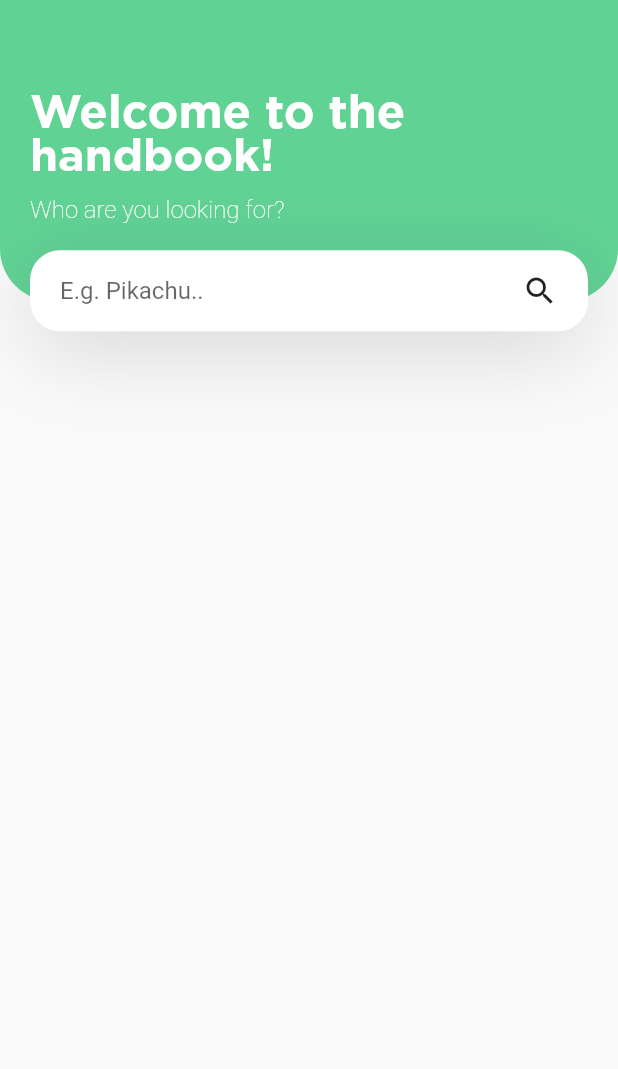
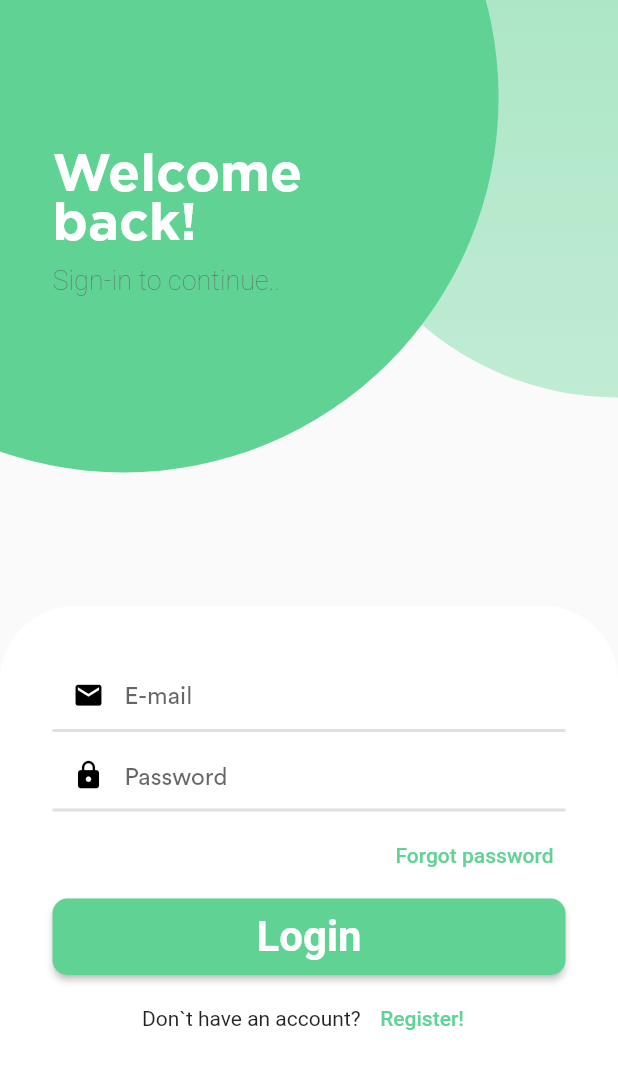
Before and after one commit to pashabetenya/TESTTASK-POKEMON, a Flutter app: the screen it shows after launch, on a phone screen of 412 x 824 dp. Shown: the top 1069 px of the screen. Run offline on Flutter 3.47's test engine with Material 2 defaults, Android fonts, the phone set to English and light mode, and no system bars; our stand-ins replace cached_network_image; missing offline and left inert: api_cache_manager.

Commit message:
prescribed the design for the auth-pages.

```diff
--- a/lib/ui/application.dart
+++ b/lib/ui/application.dart
@@ -10,7 +10,7 @@ class Application extends StatelessWidget {
       theme: ThemeData(
         primaryColor: Colors.white,
       ),
-      home: const HomePage(),
+      home: const LoginPage(),
     );
   }
 }
--- a/lib/ui/index.dart
+++ b/lib/ui/index.dart
@@ -1,5 +1,5 @@
 // link to packages from the flutter.
 export 'package:flutter/material.dart';
 
-// link to packages from the home-page.
-export 'package:application/ui/pages/home/home_page.dart';
+// link to packages from the login-page.
+export 'package:application/ui/pages/autentity/login_page.dart';
--- /dev/null
+++ b/lib/ui/pages/autentity/login_page.dart
@@ -0,0 +1,101 @@
+import 'package:application/ui/pages/autentity/index.dart';
+
+class LoginPage extends StatefulWidget {
+  const LoginPage({
+    Key? key,
+  }) : super(key: key);
+
+  @override
+  _LoginPageState createState() => _LoginPageState();
+}
+
+class _LoginPageState extends State<LoginPage> {
+  @override
+  Widget build(BuildContext context) {
+    return Scaffold(
+        body: Stack(
+      children: <Widget>[
+        const DrawClip(),
+        const TitleText(
+          titleText1st: 'Welcome',
+          titleText2nd: 'back!',
+          description: 'Sign-in to continue..',
+        ),
+        BottomAuthPanel(
+          child: _buildLoginForm(),
+        ),
+      ],
+    ));
+  }
+
+  Widget _buildLoginForm() {
+    return Form(
+      child: SingleChildScrollView(
+        child: Padding(
+            padding: const EdgeInsets.symmetric(
+              horizontal: 35.0,
+              vertical: 35.0,
+            ),
+            child: Column(
+              children: <Widget>[
+                _buildInputForm(),
+                const SizedBox(height: 5.0),
+                _buildForgotPasswordText(),
+                const SizedBox(height: 5.0),
+                _buildLoginButton(),
+                const SizedBox(height: 5.0),
+                _buildQuestionPanel(),
+              ],
+            )),
+      ),
+    );
+  }
+
+  Widget _buildInputForm() {
+    return Column(
+      children: const <Widget>[
+        EmailTextFormField(),
+        SizedBox(
+          height: 5,
+        ),
+        PasswordTextFormField(),
+      ],
+    );
+  }
+
+  Widget _buildForgotPasswordText() {
+    return Align(
+      alignment: Alignment.topRight,
+      child: TextButton(
+        onPressed: () {
+          // Forgot password page.
+        },
+        child: const Text(
+          'Forgot password',
+          style: TextStyle(
+            color: kGreen,
+          ),
+        ),
+      ),
+    );
+  }
+
+  Widget _buildLoginButton() {
+    return PrimaryButton(
+      onPressed: () {
+        // Login page.
+      },
+      title: 'Login',
+    );
+  }
+
+  Widget _buildQuestionPanel() {
+    return QuestionPanel(
+      onPressed: () {
+        // Register page.
+      },
+      description: 'Don`t have an account?',
+      title: 'Register!',
+    );
+  }
+}
--- /dev/null
+++ b/lib/ui/pages/autentity/widgets/common/draw_clip.dart
@@ -0,0 +1,83 @@
+import 'package:application/core/constants/constants.dart';
+import 'package:flutter/material.dart';
+
+class DrawClip extends StatelessWidget {
+  const DrawClip({Key? key}) : super(key: key);
+
+  @override
+  Widget build(BuildContext context) {
+    final size = MediaQuery.of(context).size;
+    return Container(
+      child: Stack(
+        children: <Widget>[
+          ClipPath(
+            clipper: DrawClipOne(),
+            child: Container(
+                height: size.height,
+                width: size.width,
+                decoration: BoxDecoration(
+                  gradient: LinearGradient(
+                    colors: [
+                      kGreen.withOpacity(0.5),
+                      kGreen.withOpacity(0.1),
+                    ],
+                    begin: Alignment.topLeft,
+                    end: Alignment.bottomLeft,
+                  ),
+                )),
+          ),
+          ClipPath(
+              clipper: DrawClipTwo(),
+              child: Container(
+                height: size.height,
+                width: size.width,
+                decoration: const BoxDecoration(
+                  gradient: LinearGradient(
+                    colors: [
+                      kGreen,
+                      kGreen,
+                    ],
+                    begin: Alignment.topLeft,
+                    end: Alignment.bottomLeft,
+                  ),
+                ),
+              )),
+        ],
+      ),
+    );
+  }
+}
+
+class DrawClipOne extends CustomClipper<Path> {
+  @override
+  Path getClip(Size size) {
+    final path = Path();
+    path.addOval(
+      Rect.fromCircle(center: Offset(size.width, 65.0), radius: 200.0),
+    );
+
+    return path;
+  }
+
+  @override
+  bool shouldReclip(covariant CustomClipper<Path> oldClipper) {
+    return true;
+  }
+}
+
+class DrawClipTwo extends CustomClipper<Path> {
+  @override
+  Path getClip(Size size) {
+    final path = Path();
+    path.addOval(
+      Rect.fromCircle(center: Offset(size.width * 0.2, 65.0), radius: 250.0),
+    );
+
+    return path;
+  }
+
+  @override
+  bool shouldReclip(covariant CustomClipper<Path> oldClipper) {
+    return true;
+  }
+}
--- /dev/null
+++ b/lib/ui/pages/autentity/widgets/common/primary_button.dart
@@ -0,0 +1,33 @@
+import 'package:application/core/constants/constants.dart';
+import 'package:flutter/material.dart';
+
+class PrimaryButton extends StatelessWidget {
+  final VoidCallback onPressed;
+  final String title;
+  final Color color;
+
+  const PrimaryButton({
+    Key? key,
+    required this.onPressed,
+    required this.title,
+    this.color = kGreen,
+  }) : super(key: key);
+
+  @override
+  Widget build(BuildContext context) {
+    return MaterialButton(
+      onPressed: onPressed,
+      height: 51.0,
+      minWidth: double.maxFinite,
+      color: color,
+      textColor: Colors.white,
+      shape: RoundedRectangleBorder(
+        borderRadius: BorderRadius.circular(10.0),
+      ),
+      child: Text(
+        title,
+        style: const TextStyle(fontSize: 28.0, fontWeight: FontWeight.bold),
+      ),
+    );
+  }
+}
--- /dev/null
+++ b/lib/ui/pages/autentity/widgets/common/title_text.dart
@@ -0,0 +1,73 @@
+import 'package:application/core/constants/constants.dart';
+import 'package:flutter/material.dart';
+
+class TitleText extends StatelessWidget {
+  final String titleText1st;
+  final String titleText2nd;
+  final String description;
+
+  const TitleText({
+    Key? key,
+    required this.titleText1st,
+    required this.titleText2nd,
+    required this.description,
+  }) : super(key: key);
+
+  @override
+  Widget build(BuildContext context) {
+    return Padding(
+      padding: const EdgeInsets.symmetric(horizontal: 35.0, vertical: 100.0),
+      child: Align(
+        alignment: Alignment.topLeft,
+        child: _buildTitleForm(),
+      ),
+    );
+  }
+
+  Widget _buildTitleForm() {
+    return Column(
+      crossAxisAlignment: CrossAxisAlignment.start,
+      children: <Widget>[
+        _titleTextOne(),
+        _titleTextTwo(),
+        const SizedBox(height: 10.0),
+        _descriptionText(),
+      ],
+    );
+  }
+
+  Widget _titleTextOne() {
+    return Text(
+      titleText1st,
+      style: const TextStyle(
+        fontFamily: 'Gotham',
+        fontSize: 35.0,
+        fontWeight: FontWeight.bold,
+        color: Colors.white,
+      ),
+    );
+  }
+
+  Widget _titleTextTwo() {
+    return Text(
+      titleText2nd,
+      style: const TextStyle(
+        fontFamily: 'Gotham',
+        fontSize: 35.0,
+        fontWeight: FontWeight.bold,
+        color: Colors.white,
+      ),
+    );
+  }
+
+  Widget _descriptionText() {
+    return Text(
+      description,
+      style: TextStyle(
+        fontSize: 18.0,
+        fontWeight: FontWeight.w100,
+        color: kReallyGrey.withOpacity(0.8),
+      ),
+    );
+  }
+}
--- /dev/null
+++ b/lib/ui/pages/autentity/widgets/fields/email_text_form_field.dart
@@ -0,0 +1,52 @@
+import 'package:application/core/constants/constants.dart';
+import 'package:flutter/material.dart';
+
+class EmailTextFormField extends StatelessWidget {
+  const EmailTextFormField({
+    Key? key,
+  }) : super(key: key);
+
+  @override
+  Widget build(BuildContext context) {
+    return TextFormField(
+      validator: (value) {
+        if (value == null || value.isEmpty) {
+          return 'Please, enter e-mail.';
+        } else if (!value.contains('@')) {
+          return 'Please, enter valid e-mail.';
+        }
+
+        return null;
+      },
+      decoration: InputDecoration(
+        contentPadding: const EdgeInsets.only(
+          bottom: 15.0,
+          top: 15.0,
+        ),
+        prefixIcon: const Icon(
+          Icons.email,
+          color: Colors.black,
+          size: 21.0,
+        ),
+        hintText: 'E-mail',
+        hintStyle: const TextStyle(
+          fontFamily: 'CircularStd',
+          fontSize: 16.0,
+          fontWeight: FontWeight.normal,
+        ),
+        enabledBorder: UnderlineInputBorder(
+          borderSide: BorderSide(
+            color: Colors.grey.shade300,
+            width: 2.0,
+          ),
+        ),
+        focusedBorder: const UnderlineInputBorder(
+          borderSide: BorderSide(
+            color: kGreen,
+            width: 1.0,
+          ),
+        ),
+      ),
+    );
+  }
+}
--- /dev/null
+++ b/lib/ui/pages/autentity/widgets/fields/password_text_form_field.dart
@@ -0,0 +1,56 @@
+import 'package:application/core/constants/constants.dart';
+import 'package:flutter/material.dart';
+
+class PasswordTextFormField extends StatefulWidget {
+  const PasswordTextFormField({
+    Key? key,
+  }) : super(key: key);
+
+  @override
+  _PasswordTextFormFieldState createState() => _PasswordTextFormFieldState();
+}
+
+class _PasswordTextFormFieldState extends State<PasswordTextFormField> {
+  @override
+  Widget build(BuildContext context) {
+    return TextFormField(
+      cursorColor: Colors.grey,
+      obscureText: true,
+      validator: (value) {
+        if (value == null || value.isEmpty) {
+          return 'Please, enter password.';
+        }
+
+        return null;
+      },
+      decoration: InputDecoration(
+        contentPadding: const EdgeInsets.only(
+          top: 15.0,
+        ),
+        prefixIcon: const Icon(
+          Icons.lock,
+          color: Colors.black,
+          size: 21.0,
+        ),
+        hintText: 'Password',
+        hintStyle: const TextStyle(
+          fontFamily: 'CircularStd',
+          fontSize: 16.0,
+          fontWeight: FontWeight.normal,
+        ),
+        enabledBorder: UnderlineInputBorder(
+          borderSide: BorderSide(
+            color: Colors.grey.shade300,
+            width: 2.0,
+          ),
+        ),
+        focusedBorder: const UnderlineInputBorder(
+          borderSide: BorderSide(
+            color: kGreen,
+            width: 1.0,
+          ),
+        ),
+      ),
+    );
+  }
+}
--- /dev/null
+++ b/lib/ui/pages/autentity/widgets/panels/bottom_auth_panel.dart
@@ -0,0 +1,27 @@
+import 'package:flutter/material.dart';
+
+class BottomAuthPanel extends StatelessWidget {
+  final Widget child;
+
+  const BottomAuthPanel({
+    Key? key,
+    required this.child,
+  }) : super(key: key);
+
+  @override
+  Widget build(BuildContext context) {
+    return Align(
+      alignment: Alignment.bottomCenter,
+      child: Container(
+        height: 420.0,
+        decoration: const BoxDecoration(
+            color: Colors.white,
+            borderRadius: BorderRadius.only(
+              topRight: Radius.circular(50.0),
+              topLeft: Radius.circular(50.0),
+            )),
+        child: child,
+      ),
+    );
+  }
+}
--- /dev/null
+++ b/lib/ui/pages/autentity/widgets/panels/question_panel.dart
@@ -0,0 +1,33 @@
+import 'package:application/core/constants/constants.dart';
+import 'package:flutter/material.dart';
+
+class QuestionPanel extends StatelessWidget {
+  final VoidCallback onPressed;
+  final String title;
+  final String description;
+
+  const QuestionPanel({
+    Key? key,
+    required this.onPressed,
+    required this.title,
+    required this.description,
+  }) : super(key: key);
+
+  @override
+  Widget build(BuildContext context) {
+    return Row(
+      mainAxisAlignment: MainAxisAlignment.center,
+      children: <Widget>[
+        Text(description),
+        const SizedBox(width: 5.0),
+        TextButton(
+          onPressed: onPressed,
+          child: Text(
+            title,
+            style: const TextStyle(color: kGreen),
+          ),
+        ),
+      ],
+    );
+  }
+}
--- a/lib/ui/pages/home/home_page.dart
+++ b/lib/ui/pages/home/home_page.dart
@@ -83,8 +83,8 @@ class _HomePageState extends State<HomePage> {
 
   Widget _headerTextBox() {
     return const TitleText(
-        titleText1st: 'Welcome to the',
-        titleText2nd: 'handbook!',
+        titleText1st: 'Welcome',
+        titleText2nd: 'to HANDBOOK!',
         description: 'Who are you looking for?');
   }
 
```
Also changed, not shown: lib/ui/pages/autentity/forgot_password_page.dart (added, +80 -0 lines), lib/ui/pages/autentity/index.dart (added, +18 -0 lines), lib/ui/pages/autentity/register_page.dart (added, +80 -0 lines).
